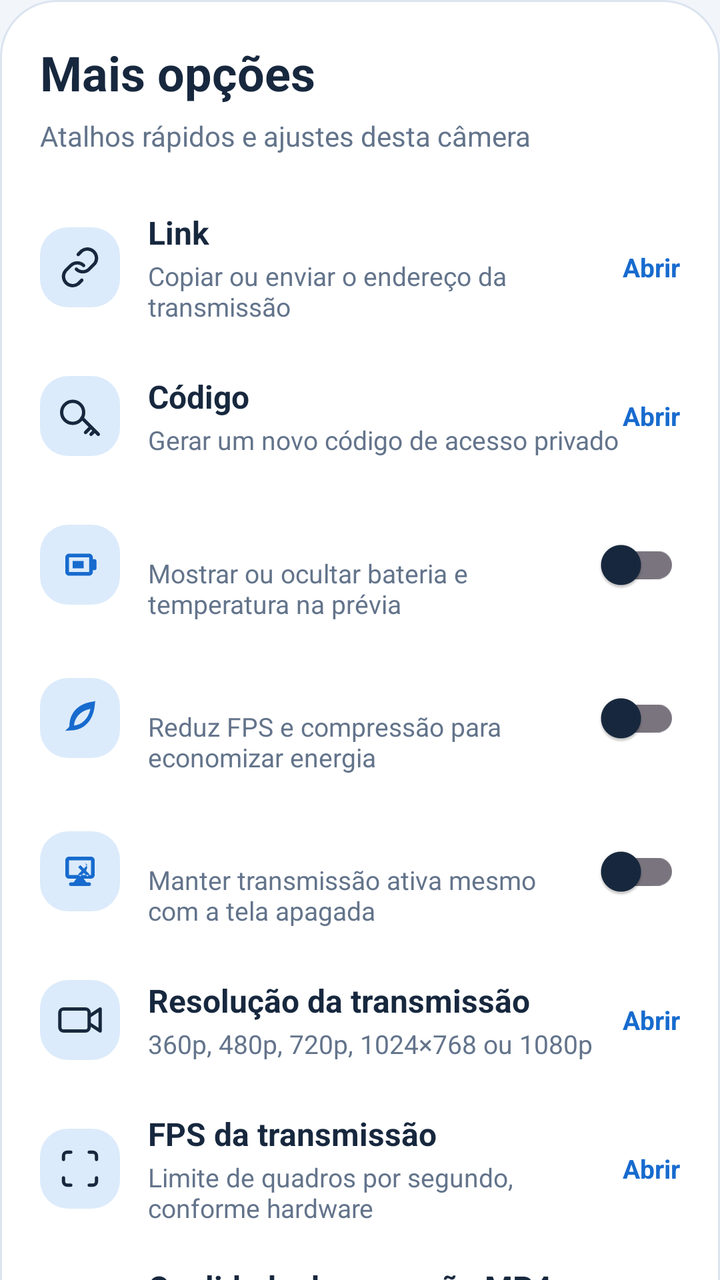
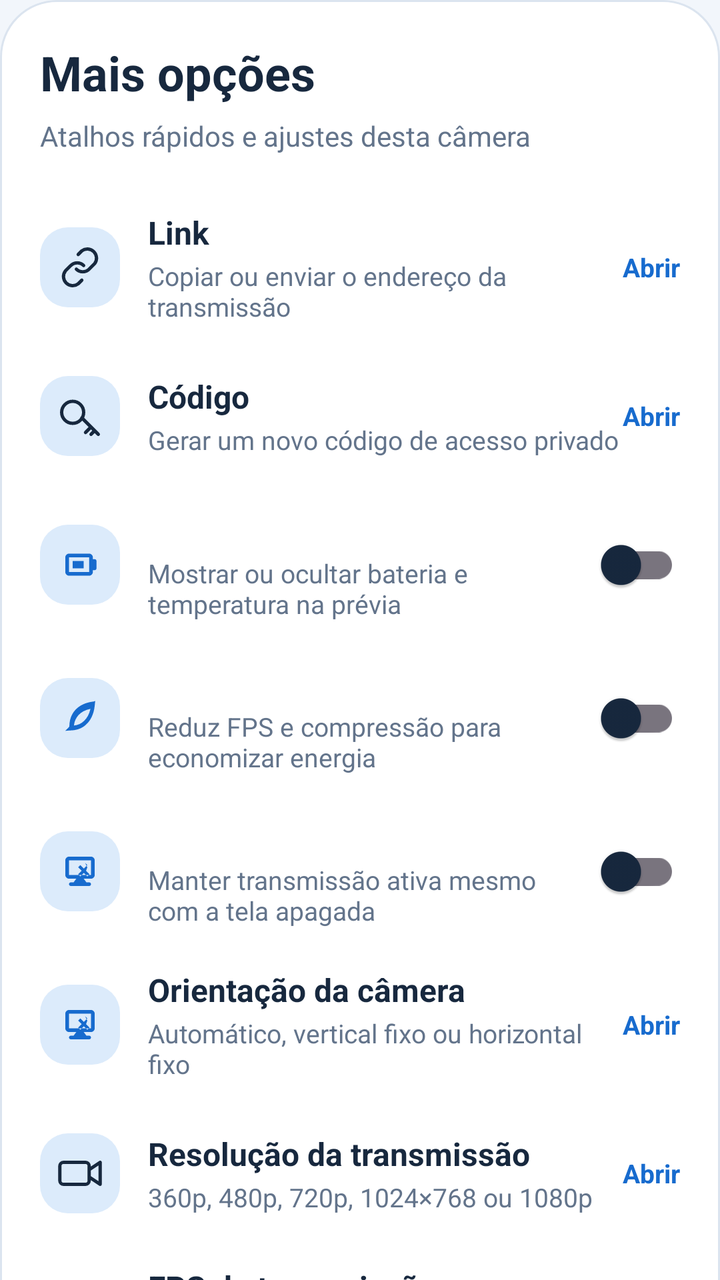

The first picture is an Android layout as it rendered before a commit; the second is the same layout after the commit. The layout source and the unified diff follow.
<!-- AndroidManifest.xml: application theme Theme.MinhaCamera -->
<!-- res/layout/dialog_phone_more.xml -->
<?xml version="1.0" encoding="utf-8"?>
<ScrollView xmlns:android="http://schemas.android.com/apk/res/android"
    xmlns:app="http://schemas.android.com/apk/res-auto"
    android:layout_width="match_parent"
    android:layout_height="wrap_content"
    android:fillViewport="true"
    android:scrollbars="none">

    <LinearLayout
        android:layout_width="match_parent"
        android:layout_height="wrap_content"
        android:orientation="vertical"
        android:background="@drawable/bg_phone_more_dialog"
        android:paddingStart="20dp"
        android:paddingTop="20dp"
        android:paddingEnd="20dp"
        android:paddingBottom="12dp">

        <TextView
            android:layout_width="wrap_content"
            android:layout_height="wrap_content"
            android:text="@string/ui_more"
            android:textColor="@color/app_text"
            android:textStyle="bold"
            android:textSize="24sp" />

        <TextView
            android:layout_width="match_parent"
            android:layout_height="wrap_content"
            android:layout_marginTop="6dp"
            android:text="@string/phone_more_dialog_subtitle"
            android:textColor="@color/ui_muted"
            android:textSize="14sp" />

        <LinearLayout
            android:id="@+id/moreLinkRow"
            android:layout_width="match_parent"
            android:layout_height="wrap_content"
            android:layout_marginTop="18dp"
            android:background="?attr/selectableItemBackground"
            android:clickable="true"
            android:focusable="true"
            android:gravity="center_vertical"
            android:minHeight="72dp"
            android:orientation="horizontal"
            android:paddingVertical="10dp">

            <FrameLayout
                android:layout_width="40dp"
                android:layout_height="40dp"
                android:background="@drawable/bg_phone_more_icon">
                <ImageView
                    android:layout_width="22dp"
                    android:layout_height="22dp"
                    android:layout_gravity="center"
                    android:src="@drawable/ic_ui_link" />
            </FrameLayout>

            <LinearLayout android:layout_width="0dp" android:layout_height="wrap_content" android:layout_weight="1" android:orientation="vertical" android:layout_marginStart="14dp">
                <TextView android:layout_width="wrap_content" android:layout_height="wrap_content" android:text="@string/ui_link" android:textColor="@color/app_text" android:textStyle="bold" android:textSize="16sp" />
                <TextView android:layout_width="wrap_content" android:layout_height="wrap_content" android:text="@string/phone_more_link_subtitle" android:textColor="@color/ui_muted" android:textSize="13sp" android:layout_marginTop="2dp" />
            </LinearLayout>

            <TextView android:layout_width="wrap_content" android:layout_height="wrap_content" android:text="@string/phone_more_open" android:textColor="@color/brand_primary" android:textStyle="bold" android:textSize="13sp" />
        </LinearLayout>

        <LinearLayout
            android:id="@+id/moreCodeRow"
            android:layout_width="match_parent"
            android:layout_height="wrap_content"
            android:background="?attr/selectableItemBackground"
            android:clickable="true"
            android:focusable="true"
            android:gravity="center_vertical"
            android:minHeight="72dp"
            android:orientation="horizontal"
            android:paddingVertical="10dp">
            <FrameLayout android:layout_width="40dp" android:layout_height="40dp" android:background="@drawable/bg_phone_more_icon">
                <ImageView android:layout_width="22dp" android:layout_height="22dp" android:layout_gravity="center" android:src="@drawable/ic_ui_key" />
            </FrameLayout>
            <LinearLayout android:layout_width="0dp" android:layout_height="wrap_content" android:layout_weight="1" android:orientation="vertical" android:layout_marginStart="14dp">
                <TextView android:layout_width="wrap_content" android:layout_height="wrap_content" android:text="@string/ui_code" android:textColor="@color/app_text" android:textStyle="bold" android:textSize="16sp" />
                <TextView android:layout_width="wrap_content" android:layout_height="wrap_content" android:text="@string/phone_more_code_subtitle" android:textColor="@color/ui_muted" android:textSize="13sp" android:layout_marginTop="2dp" />
            </LinearLayout>
            <TextView android:layout_width="wrap_content" android:layout_height="wrap_content" android:text="@string/phone_more_open" android:textColor="@color/brand_primary" android:textStyle="bold" android:textSize="13sp" />
        </LinearLayout>

        <LinearLayout
            android:id="@+id/moreOverlayRow"
            android:layout_width="match_parent"
            android:layout_height="wrap_content"
            android:background="?attr/selectableItemBackground"
            android:clickable="true"
            android:focusable="true"
            android:gravity="center_vertical"
            android:minHeight="72dp"
            android:orientation="horizontal"
            android:paddingVertical="10dp">
            <FrameLayout android:layout_width="40dp" android:layout_height="40dp" android:background="@drawable/bg_phone_more_icon">
                <ImageView android:layout_width="22dp" android:layout_height="22dp" android:layout_gravity="center" android:src="@drawable/ic_ui_battery" />
            </FrameLayout>
            <LinearLayout android:layout_width="0dp" android:layout_height="wrap_content" android:layout_weight="1" android:orientation="vertical" android:layout_marginStart="14dp">
                <TextView android:id="@+id/moreOverlayTitle" android:layout_width="wrap_content" android:layout_height="wrap_content" android:textColor="@color/app_text" android:textStyle="bold" android:textSize="16sp" />
                <TextView android:layout_width="wrap_content" android:layout_height="wrap_content" android:text="@string/phone_more_overlay_subtitle" android:textColor="@color/ui_muted" android:textSize="13sp" android:layout_marginTop="2dp" />
            </LinearLayout>
            <androidx.appcompat.widget.SwitchCompat
                android:id="@+id/moreOverlaySwitch"
                android:layout_width="wrap_content"
                android:layout_height="wrap_content"
                android:focusable="false"
                android:clickable="false"
                app:showText="false" />
        </LinearLayout>

        <LinearLayout
            android:id="@+id/moreEcoRow"
            android:layout_width="match_parent"
            android:layout_height="wrap_content"
            android:background="?attr/selectableItemBackground"
            android:clickable="true"
            android:focusable="true"
            android:gravity="center_vertical"
            android:minHeight="72dp"
            android:orientation="horizontal"
            android:paddingVertical="10dp">
            <FrameLayout android:layout_width="40dp" android:layout_height="40dp" android:background="@drawable/bg_phone_more_icon">
                <ImageView android:layout_width="22dp" android:layout_height="22dp" android:layout_gravity="center" android:src="@drawable/ic_ui_leaf" />
            </FrameLayout>
            <LinearLayout android:layout_width="0dp" android:layout_height="wrap_content" android:layout_weight="1" android:orientation="vertical" android:layout_marginStart="14dp">
                <TextView android:id="@+id/moreEcoTitle" android:layout_width="wrap_content" android:layout_height="wrap_content" android:textColor="@color/app_text" android:textStyle="bold" android:textSize="16sp" />
                <TextView android:layout_width="wrap_content" android:layout_height="wrap_content" android:text="@string/phone_more_eco_subtitle" android:textColor="@color/ui_muted" android:textSize="13sp" android:layout_marginTop="2dp" />
            </LinearLayout>
            <androidx.appcompat.widget.SwitchCompat
                android:id="@+id/moreEcoSwitch"
                android:layout_width="wrap_content"
                android:layout_height="wrap_content"
                android:focusable="false"
                android:clickable="false"
                app:showText="false" />
        </LinearLayout>

        <LinearLayout
            android:id="@+id/moreBackgroundRow"
            android:layout_width="match_parent"
            android:layout_height="wrap_content"
            android:background="?attr/selectableItemBackground"
            android:clickable="true"
            android:focusable="true"
            android:gravity="center_vertical"
            android:minHeight="72dp"
            android:orientation="horizontal"
            android:paddingVertical="10dp">
            <FrameLayout android:layout_width="40dp" android:layout_height="40dp" android:background="@drawable/bg_phone_more_icon">
                <ImageView android:layout_width="22dp" android:layout_height="22dp" android:layout_gravity="center" android:src="@drawable/ic_ui_screen" />
            </FrameLayout>
            <LinearLayout android:layout_width="0dp" android:layout_height="wrap_content" android:layout_weight="1" android:orientation="vertical" android:layout_marginStart="14dp">
                <TextView android:id="@+id/moreBackgroundTitle" android:layout_width="wrap_content" android:layout_height="wrap_content" android:textColor="@color/app_text" android:textStyle="bold" android:textSize="16sp" />
                <TextView android:layout_width="wrap_content" android:layout_height="wrap_content" android:text="@string/phone_more_background_subtitle" android:textColor="@color/ui_muted" android:textSize="13sp" android:layout_marginTop="2dp" />
            </LinearLayout>
            <androidx.appcompat.widget.SwitchCompat
                android:id="@+id/moreBackgroundSwitch"
                android:layout_width="wrap_content"
                android:layout_height="wrap_content"
                android:focusable="false"
                android:clickable="false"
                app:showText="false" />
        </LinearLayout>

        <LinearLayout
            android:id="@+id/moreQualityRow"
            android:layout_width="match_parent"
            android:layout_height="wrap_content"
            android:background="?attr/selectableItemBackground"
            android:clickable="true"
            android:focusable="true"
            android:gravity="center_vertical"
            android:minHeight="72dp"
            android:orientation="horizontal"
            android:paddingVertical="10dp">
            <FrameLayout android:layout_width="40dp" android:layout_height="40dp" android:background="@drawable/bg_phone_more_icon">
                <ImageView android:layout_width="22dp" android:layout_height="22dp" android:layout_gravity="center" android:src="@drawable/ic_ui_video" />
            </FrameLayout>
            <LinearLayout android:layout_width="0dp" android:layout_height="wrap_content" android:layout_weight="1" android:orientation="vertical" android:layout_marginStart="14dp">
                <TextView android:layout_width="wrap_content" android:layout_height="wrap_content" android:text="@string/phone_local_quality" android:textColor="@color/app_text" android:textStyle="bold" android:textSize="16sp" />
                <TextView android:layout_width="wrap_content" android:layout_height="wrap_content" android:text="@string/phone_local_quality_hint" android:textColor="@color/ui_muted" android:textSize="13sp" android:layout_marginTop="2dp" />
            </LinearLayout>
            <TextView android:layout_width="wrap_content" android:layout_height="wrap_content" android:text="@string/phone_more_open" android:textColor="@color/brand_primary" android:textStyle="bold" android:textSize="13sp" />
        </LinearLayout>

        <LinearLayout
            android:id="@+id/moreFpsRow"
            android:layout_width="match_parent"
            android:layout_height="wrap_content"
            android:background="?attr/selectableItemBackground"
            android:clickable="true"
            android:focusable="true"
            android:gravity="center_vertical"
            android:minHeight="72dp"
            android:orientation="horizontal"
            android:paddingVertical="10dp">
            <FrameLayout android:layout_width="40dp" android:layout_height="40dp" android:background="@drawable/bg_phone_more_icon">
                <ImageView android:layout_width="22dp" android:layout_height="22dp" android:layout_gravity="center" android:src="@drawable/ic_ui_scan" />
            </FrameLayout>
            <LinearLayout android:layout_width="0dp" android:layout_height="wrap_content" android:layout_weight="1" android:orientation="vertical" android:layout_marginStart="14dp">
                <TextView android:layout_width="wrap_content" android:layout_height="wrap_content" android:text="@string/phone_local_fps" android:textColor="@color/app_text" android:textStyle="bold" android:textSize="16sp" />
                <TextView android:layout_width="wrap_content" android:layout_height="wrap_content" android:text="@string/phone_local_fps_hint" android:textColor="@color/ui_muted" android:textSize="13sp" android:layout_marginTop="2dp" />
            </LinearLayout>
            <TextView android:layout_width="wrap_content" android:layout_height="wrap_content" android:text="@string/phone_more_open" android:textColor="@color/brand_primary" android:textStyle="bold" android:textSize="13sp" />
        </LinearLayout>

        <LinearLayout
            android:id="@+id/moreStorageRow"
            android:layout_width="match_parent"
            android:layout_height="wrap_content"
            android:background="?attr/selectableItemBackground"
            android:clickable="true"
            android:focusable="true"
            android:gravity="center_vertical"
            android:minHeight="72dp"
            android:orientation="horizontal"
            android:paddingVertical="10dp">
            <FrameLayout android:layout_width="40dp" android:layout_height="40dp" android:background="@drawable/bg_phone_more_icon">
                <ImageView android:layout_width="22dp" android:layout_height="22dp" android:layout_gravity="center" android:src="@drawable/ic_ui_folder" />
            </FrameLayout>
            <LinearLayout android:layout_width="0dp" android:layout_height="wrap_content" android:layout_weight="1" android:orientation="vertical" android:layout_marginStart="14dp">
                <TextView android:layout_width="wrap_content" android:layout_height="wrap_content" android:text="@string/phone_record_profile_title" android:textColor="@color/app_text" android:textStyle="bold" android:textSize="16sp" />
                <TextView android:layout_width="wrap_content" android:layout_height="wrap_content" android:text="@string/phone_record_profile_hint" android:textColor="@color/ui_muted" android:textSize="13sp" android:layout_marginTop="2dp" />
            </LinearLayout>
            <TextView android:layout_width="wrap_content" android:layout_height="wrap_content" android:text="@string/phone_more_open" android:textColor="@color/brand_primary" android:textStyle="bold" android:textSize="13sp" />
        </LinearLayout>

        <TextView
            android:id="@+id/moreDialogClose"
            android:layout_width="wrap_content"
            android:layout_height="wrap_content"
            android:layout_gravity="end"
            android:layout_marginTop="6dp"
            android:paddingHorizontal="12dp"
            android:paddingVertical="12dp"
            android:text="@string/cancelar"
            android:textColor="@color/brand_primary"
            android:textStyle="bold" />
    </LinearLayout>
</ScrollView>
<!-- resources referenced by this layout -->
<resources>
  <color name="app_text">#17283E</color>
  <color name="brand_primary">#176BCE</color>
  <color name="ui_muted">#63748B</color>
  <!-- drawable bg_phone_more_dialog (drawable) -->
  <?xml version="1.0" encoding="utf-8"?>
  <shape xmlns:android="http://schemas.android.com/apk/res/android" android:shape="rectangle">
      <solid android:color="@color/app_surface"/>
      <corners android:radius="28dp"/>
      <stroke android:width="1dp" android:color="@color/app_outline"/>
  </shape>
  <!-- drawable bg_phone_more_icon (drawable) -->
  <?xml version="1.0" encoding="utf-8"?>
  <shape xmlns:android="http://schemas.android.com/apk/res/android" android:shape="rectangle">
      <solid android:color="@color/ui_selected"/>
      <corners android:radius="14dp"/>
  </shape>
  <!-- drawable ic_ui_battery (drawable) -->
  <vector xmlns:android="http://schemas.android.com/apk/res/android"
      android:width="24dp" android:height="24dp" android:viewportWidth="24" android:viewportHeight="24">
      <path android:fillColor="#176BCE" android:pathData="M17,6H6C4.9,6 4,6.9 4,8v8c0,1.1 0.9,2 2,2h11c1.1,0 2,-0.9 2,-2v-1h1c0.55,0 1,-0.45 1,-1v-4c0,-0.55 -0.45,-1 -1,-1h-1V8c0,-1.1 -0.9,-2 -2,-2zM17,16H6V8h11v8zM8,10h6v4H8z"/>
  </vector>
  <!-- drawable ic_ui_folder (drawable) -->
  <vector xmlns:android="http://schemas.android.com/apk/res/android"
      android:width="24dp" android:height="24dp" android:viewportWidth="24" android:viewportHeight="24">
      <path android:fillColor="#176BCE" android:pathData="M10,4l2,2h6c1.1,0 2,0.9 2,2v8c0,1.1 -0.9,2 -2,2H6c-1.1,0 -2,-0.9 -2,-2V6c0,-1.1 0.9,-2 2,-2h4zm8,4H6v8h12V8z"/>
  </vector>
  <!-- drawable ic_ui_leaf (drawable) -->
  <vector xmlns:android="http://schemas.android.com/apk/res/android"
      android:width="24dp" android:height="24dp" android:viewportWidth="24" android:viewportHeight="24">
      <path android:fillColor="#176BCE" android:pathData="M19.5,3C15,3.5 11.5,5.2 9.2,7.9c-2,2.3 -3,5.3 -3,8.8L4,19l2.4,-0.2c3.5,0 6.5,-1 8.8,-3.1C17.8,13.4 19.5,9.9 20,5.5L20.3,2.7zM8.7,16.1c0.2,-2.1 1,-4 2.4,-5.6c1.5,-1.7 3.7,-2.9 6.6,-3.5c-0.6,2.8 -1.8,5 -3.5,6.6C12.7,15.1 10.8,15.9 8.7,16.1z"/>
  </vector>
  <string name="cancelar">Cancelar</string>
  <string name="phone_local_fps">FPS da transmissão</string>
  <string name="phone_local_fps_hint">Limite de quadros por segundo, conforme hardware</string>
  <string name="phone_local_quality">Resolução da transmissão</string>
  <string name="phone_local_quality_hint">360p, 480p, 720p, 1024×768 ou 1080p</string>
  <string name="phone_more_background_subtitle">Manter transmissão ativa mesmo com a tela apagada</string>
  <string name="phone_more_code_subtitle">Gerar um novo código de acesso privado</string>
  <string name="phone_more_dialog_subtitle">Atalhos rápidos e ajustes desta câmera</string>
  <string name="phone_more_eco_subtitle">Reduz FPS e compressão para economizar energia</string>
  <string name="phone_more_link_subtitle">Copiar ou enviar o endereço da transmissão</string>
  <string name="phone_more_open">Abrir</string>
  <string name="phone_more_overlay_subtitle">Mostrar ou ocultar bateria e temperatura na prévia</string>
  <string name="phone_record_profile_hint">Escolher FPS e bitrate da gravação; a resolução acompanha a câmera ativa.</string>
  <string name="phone_record_profile_title">Qualidade da gravação MP4</string>
  <string name="ui_code">Código</string>
  <string name="ui_link">Link</string>
  <string name="ui_more">Mais opções</string>
  <color name="app_surface">#FFFFFF</color>
  <color name="app_outline">#DBE4EF</color>
  <color name="ui_selected">#DCEBFB</color>
  <color name="brand_on_primary">#FFFFFF</color>
  <color name="brand_secondary">#007F8B</color>
  <color name="app_background">#F2F6FB</color>
  <!-- unchanged entries left out for length: 6 -->
</resources>

<!-- the commit's change to res/layout/dialog_phone_more.xml (unified diff, before → after) -->
@@ -166,6 +166,30 @@
                 app:showText="false" />
         </LinearLayout>
 
+        <LinearLayout android:id="@+id/moreOrientationRow"
+            android:layout_width="match_parent" android:layout_height="wrap_content"
+            android:background="?attr/selectableItemBackground" android:clickable="true"
+            android:focusable="true" android:minHeight="72dp" android:orientation="horizontal"
+            android:gravity="center_vertical" android:paddingVertical="10dp">
+            <FrameLayout android:layout_width="40dp" android:layout_height="40dp"
+                android:background="@drawable/bg_phone_more_icon">
+                <ImageView android:layout_width="22dp" android:layout_height="22dp"
+                    android:layout_gravity="center" android:src="@drawable/ic_ui_screen"/>
+            </FrameLayout>
+            <LinearLayout android:layout_width="0dp" android:layout_height="wrap_content"
+                android:layout_weight="1" android:orientation="vertical" android:layout_marginStart="14dp">
+                <TextView android:layout_width="wrap_content" android:layout_height="wrap_content"
+                    android:text="@string/phone_orientation_title" android:textColor="@color/app_text"
+                    android:textStyle="bold" android:textSize="16sp"/>
+                <TextView android:layout_width="wrap_content" android:layout_height="wrap_content"
+                    android:text="@string/phone_orientation_subtitle" android:textColor="@color/ui_muted"
+                    android:textSize="13sp" android:layout_marginTop="2dp"/>
+            </LinearLayout>
+            <TextView android:layout_width="wrap_content" android:layout_height="wrap_content"
+                android:text="@string/phone_more_open" android:textColor="@color/brand_primary"
+                android:textStyle="bold" android:textSize="13sp"/>
+        </LinearLayout>
+
         <LinearLayout
             android:id="@+id/moreQualityRow"
             android:layout_width="match_parent"
<!-- resource entries referenced after the edit -->
@@ -43,6 +43,8 @@
   <string name="phone_more_link_subtitle">Copiar ou enviar o endereço da transmissão</string>
   <string name="phone_more_open">Abrir</string>
   <string name="phone_more_overlay_subtitle">Mostrar ou ocultar bateria e temperatura na prévia</string>
+  <string name="phone_orientation_subtitle">Automático, vertical fixo ou horizontal fixo</string>
+  <string name="phone_orientation_title">Orientação da câmera</string>
   <string name="phone_record_profile_hint">Escolher FPS e bitrate da gravação; a resolução acompanha a câmera ativa.</string>
   <string name="phone_record_profile_title">Qualidade da gravação MP4</string>
   <string name="ui_code">Código</string>
